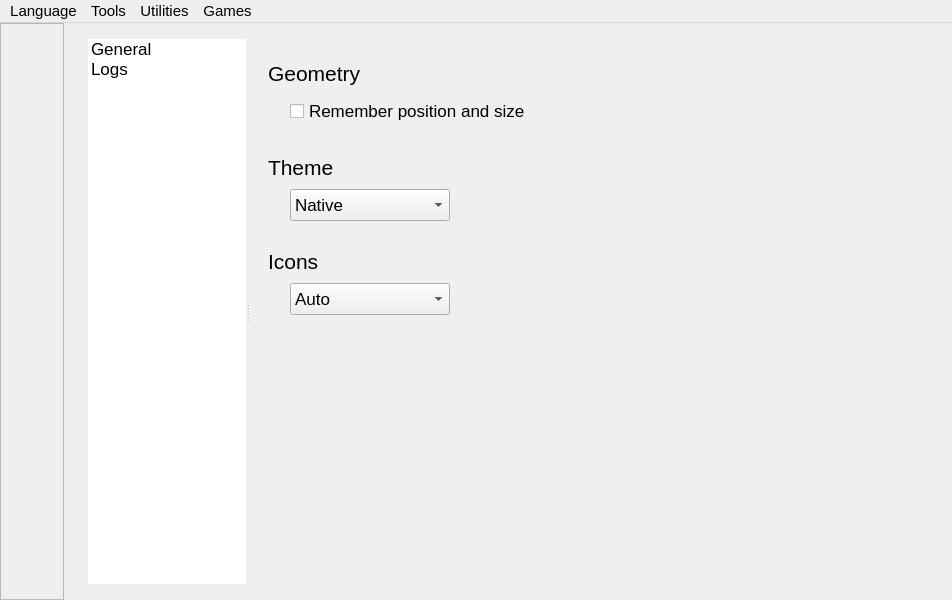
This is logdoctor/mainwindow.ui in elB4RTO/LogDoctor as Qt 5 draws it before an edit. The edited form follows.
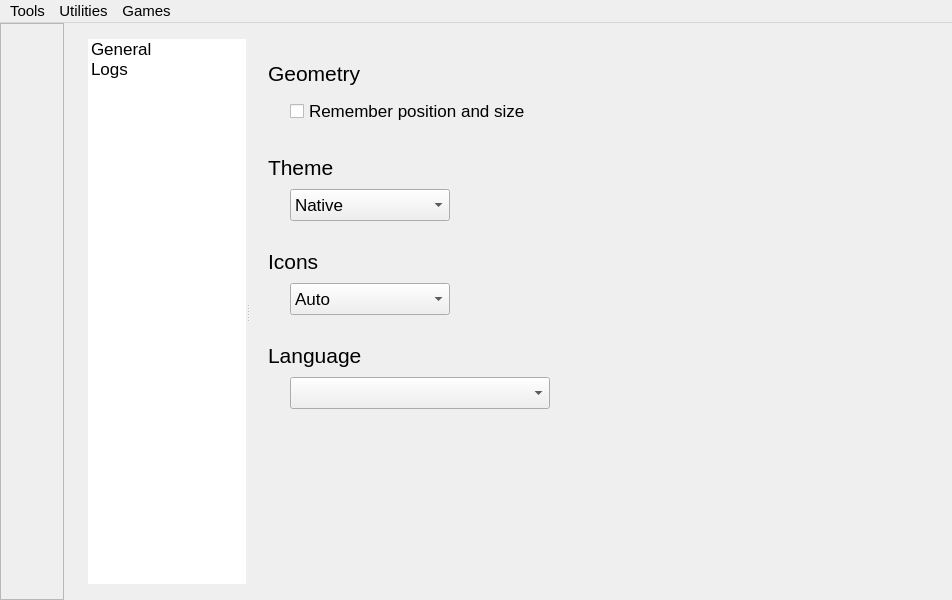
This is the edited form. Icons and pictures are not drawn. Custom widgets are drawn as their Qt base class.

```diff
--- a/logdoctor/mainwindow.ui
+++ b/logdoctor/mainwindow.ui
@@ -6143,8 +6143,8 @@
             </font>
            </property>
            <widget class="QWidget" name="page_Conf_General_Window">
-            <layout class="QVBoxLayout" name="verticalLayout_12">
-             <item>
+            <layout class="QGridLayout" name="gridLayout_37">
+             <item row="0" column="0">
               <widget class="QFrame" name="frame_ConfWindow_Geometry">
                <layout class="QGridLayout" name="gridLayout_51">
                 <item row="1" column="0">
@@ -6440,7 +6440,102 @@
                </layout>
               </widget>
              </item>
-             <item>
+             <item row="3" column="0" colspan="2">
+              <widget class="QFrame" name="frame_ConfWindow_Language">
+               <layout class="QGridLayout" name="gridLayout_68">
+                <item row="1" column="0">
+                 <spacer name="spacer_ConfWindow_Language_1">
+                  <property name="orientation">
+                   <enum>Qt::Orientation::Horizontal</enum>
+                  </property>
+                  <property name="sizeType">
+                   <enum>QSizePolicy::Policy::Fixed</enum>
+                  </property>
+                  <property name="sizeHint" stdset="0">
+                   <size>
+                    <width>16</width>
+                    <height>32</height>
+                   </size>
+                  </property>
+                 </spacer>
+                </item>
+                <item row="1" column="2">
+                 <spacer name="spacer_ConfWindow_Language_2">
+                  <property name="orientation">
+                   <enum>Qt::Orientation::Horizontal</enum>
+                  </property>
+                  <property name="sizeHint" stdset="0">
+                   <size>
+                    <width>569</width>
+                    <height>32</height>
+                   </size>
+                  </property>
+                 </spacer>
+                </item>
+                <item row="1" column="1">
+                 <widget class="QComboBox" name="box_ConfWindow_Language">
+                  <property name="sizePolicy">
+                   <sizepolicy hsizetype="Fixed" vsizetype="Fixed">
+                    <horstretch>0</horstretch>
+                    <verstretch>0</verstretch>
+                   </sizepolicy>
+                  </property>
+                  <property name="minimumSize">
+                   <size>
+                    <width>260</width>
+                    <height>32</height>
+                   </size>
+                  </property>
+                  <property name="maximumSize">
+                   <size>
+                    <width>260</width>
+                    <height>32</height>
+                   </size>
+                  </property>
+                  <property name="font">
+                   <font>
+                    <pointsize>13</pointsize>
+                   </font>
+                  </property>
+                  <property name="currentText">
+                   <string notr="true"/>
+                  </property>
+                  <property name="placeholderText">
+                   <string notr="true"/>
+                  </property>
+                 </widget>
+                </item>
+                <item row="0" column="0" colspan="3">
+                 <widget class="QLabel" name="label_ConfWindow_Language">
+                  <property name="minimumSize">
+                   <size>
+                    <width>128</width>
+                    <height>32</height>
+                   </size>
+                  </property>
+                  <property name="maximumSize">
+                   <size>
+                    <width>16777215</width>
+                    <height>32</height>
+                   </size>
+                  </property>
+                  <property name="font">
+                   <font>
+                    <pointsize>16</pointsize>
+                   </font>
+                  </property>
+                  <property name="toolTip">
+                   <string>Theme to use for the window</string>
+                  </property>
+                  <property name="text">
+                   <string>Language</string>
+                  </property>
+                 </widget>
+                </item>
+               </layout>
+              </widget>
+             </item>
+             <item row="4" column="0" colspan="2">
               <spacer name="spacer_ConfWindow_1">
                <property name="orientation">
                 <enum>Qt::Orientation::Vertical</enum>
@@ -12103,17 +12198,6 @@
      <pointsize>11</pointsize>
     </font>
    </property>
-   <widget class="QMenu" name="menuLanguage">
-    <property name="title">
-     <string>Language</string>
-    </property>
-    <addaction name="actionEnglishGb"/>
-    <addaction name="actionEspanolEs"/>
-    <addaction name="actionFrancaisFr"/>
-    <addaction name="actionItalianoIt"/>
-    <addaction name="actionPortuguesBr"/>
-    <addaction name="actionJapaneseJp"/>
-   </widget>
    <widget class="QMenu" name="menuUtilities">
     <property name="font">
      <font>
@@ -12150,7 +12234,6 @@
     <addaction name="actionCrissCross"/>
     <addaction name="actionSnake"/>
    </widget>
-   <addaction name="menuLanguage"/>
    <addaction name="menuTools"/>
    <addaction name="menuUtilities"/>
    <addaction name="menuGames"/>
```
Left out of the diff: 151 changed lines with no effect on the pictures.
